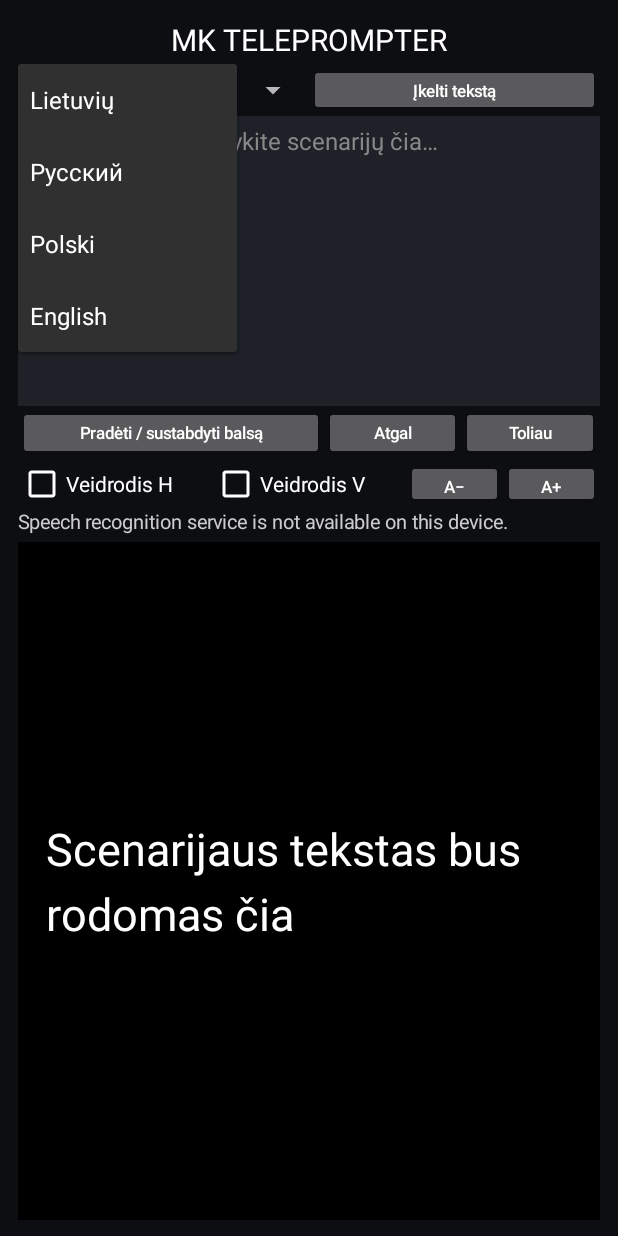
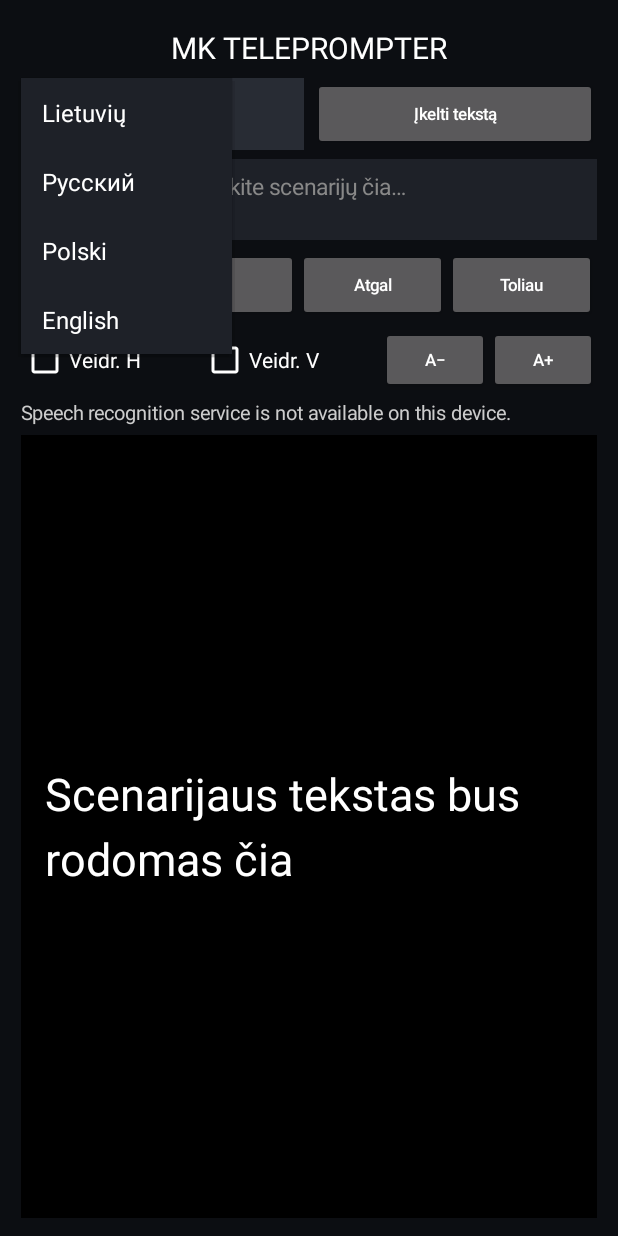
Before and after one commit to marekaskomoliba-creator/Mk-telepromter, an Android app: the screen it shows after launch (MainActivity), after a tap on "Lietuvių", on a phone screen of 412 x 824 dp. Run offline under Robolectric (Android 15) with nearby library versions, the phone set to English and light mode, and no system bars.

Commit message:
Update MainActivity.kt

```diff
--- a/app/src/main/java/com/mkstoryframe/teleprompter/MainActivity.kt
+++ b/app/src/main/java/com/mkstoryframe/teleprompter/MainActivity.kt
@@ -41,10 +41,13 @@ class MainActivity : Activity() {
         }
     }
 
+    private fun dp(value: Int): Int = (value * resources.displayMetrics.density).toInt()
+
     private fun buildUi() {
         val root = LinearLayout(this).apply {
             orientation = LinearLayout.VERTICAL
-            setPadding(18, 16, 18, 16)
+            fitsSystemWindows = true
+            setPadding(dp(14), dp(12), dp(14), dp(12))
             setBackgroundColor(Color.rgb(12, 14, 18))
         }
         val heading = TextView(this).apply {
@@ -53,49 +56,76 @@ class MainActivity : Activity() {
             setTextColor(Color.WHITE)
             gravity = Gravity.CENTER
         }
-        root.addView(heading, lp(-1, 48))
+        root.addView(heading, lp(-1, dp(40)))
 
-        val controls = LinearLayout(this).apply { orientation = LinearLayout.HORIZONTAL; gravity = Gravity.CENTER }
-        val lang = Spinner(this)
+        val controls = LinearLayout(this).apply {
+            orientation = LinearLayout.HORIZONTAL
+            gravity = Gravity.CENTER_VERTICAL
+        }
+        val lang = Spinner(this).apply {
+            setBackgroundColor(Color.rgb(40, 44, 52))
+        }
         val langs = listOf("Lietuvių" to "lt-LT", "Русский" to "ru-RU", "Polski" to "pl-PL", "English" to "en-US")
-        lang.adapter = ArrayAdapter(this, android.R.layout.simple_spinner_dropdown_item, langs.map { it.first })
+        val adapter = object : ArrayAdapter<String>(this, android.R.layout.simple_spinner_item, langs.map { it.first }) {
+            override fun getView(position: Int, convertView: View?, parent: android.view.ViewGroup): View {
+                return (super.getView(position, convertView, parent) as TextView).apply {
+                    setTextColor(Color.WHITE)
+                    textSize = 15f
+                    setPadding(dp(12), 0, dp(12), 0)
+                }
+            }
+            override fun getDropDownView(position: Int, convertView: View?, parent: android.view.ViewGroup): View {
+                return (super.getDropDownView(position, convertView, parent) as TextView).apply {
+                    setTextColor(Color.WHITE)
+                    setBackgroundColor(Color.rgb(30, 33, 40))
+                    textSize = 16f
+                    setPadding(dp(14), dp(12), dp(14), dp(12))
+                }
+            }
+        }
+        lang.adapter = adapter
         lang.onItemSelectedListener = object : android.widget.AdapterView.OnItemSelectedListener {
             override fun onNothingSelected(parent: android.widget.AdapterView<*>?) {}
             override fun onItemSelected(parent: android.widget.AdapterView<*>?, view: View?, position: Int, id: Long) {
                 language = langs[position].second
             }
         }
-        controls.addView(lang, LinearLayout.LayoutParams(0, 52, 1f))
-        controls.addView(button("Įkelti tekstą") { importText() }, LinearLayout.LayoutParams(0, 52, 1f))
-        root.addView(controls)
+        controls.addView(lang, LinearLayout.LayoutParams(0, dp(48), 1f).apply { rightMargin = dp(6) })
+        controls.addView(button("Įkelti tekstą") { importText() }, LinearLayout.LayoutParams(0, dp(48), 1f))
+        root.addView(controls, LinearLayout.LayoutParams(-1, -2).apply { bottomMargin = dp(6) })
 
         script = EditText(this).apply {
             hint = "Įklijuokite arba įrašykite scenarijų čia…"
             setTextColor(Color.LTGRAY)
             setHintTextColor(Color.GRAY)
-            textSize = 16f
-            setPadding(12, 8, 12, 8)
+            textSize = 15f
+            setPadding(dp(12), dp(8), dp(12), dp(8))
             setBackgroundColor(Color.rgb(30, 33, 40))
-            minLines = 3
+            minLines = 2
+            maxLines = 4
             gravity = Gravity.TOP
         }
-        root.addView(script, LinearLayout.LayoutParams(-1, 0, 0.9f))
+        root.addView(script, LinearLayout.LayoutParams(-1, -2).apply { bottomMargin = dp(6) })
 
         val row = LinearLayout(this).apply { gravity = Gravity.CENTER }
-        row.addView(button("Pradėti / sustabdyti balsą") { toggleListening() }, LinearLayout.LayoutParams(0, 54, 1f))
-        row.addView(button("Atgal") { moveTo(lastPosition - 1) }, LinearLayout.LayoutParams(0, 54, 0.45f))
-        row.addView(button("Toliau") { moveTo(lastPosition + 1) }, LinearLayout.LayoutParams(0, 54, 0.45f))
-        root.addView(row)
+        row.addView(button("Balsas Start/Stop") { toggleListening() }, LinearLayout.LayoutParams(0, dp(48), 1.3f))
+        row.addView(button("Atgal") { moveTo(lastPosition - 1) }, LinearLayout.LayoutParams(0, dp(48), 0.7f))
+        row.addView(button("Toliau") { moveTo(lastPosition + 1) }, LinearLayout.LayoutParams(0, dp(48), 0.7f))
+        root.addView(row, LinearLayout.LayoutParams(-1, -2).apply { bottomMargin = dp(4) })
 
-        val mirrorRow = LinearLayout(this).apply { gravity = Gravity.CENTER }
-        mirrorRow.addView(check("Veidrodis H") { mirrorX = it; applyMirror() }, LinearLayout.LayoutParams(0, 48, 1f))
-        mirrorRow.addView(check("Veidrodis V") { mirrorY = it; applyMirror() }, LinearLayout.LayoutParams(0, 48, 1f))
-        mirrorRow.addView(button("A−") { fontSize = (fontSize - 2).coerceAtLeast(16f); display.textSize = fontSize }, LinearLayout.LayoutParams(0, 48, 0.5f))
-        mirrorRow.addView(button("A+") { fontSize = (fontSize + 2).coerceAtMost(64f); display.textSize = fontSize }, LinearLayout.LayoutParams(0, 48, 0.5f))
-        root.addView(mirrorRow)
+        val mirrorRow = LinearLayout(this).apply { gravity = Gravity.CENTER_VERTICAL }
+        mirrorRow.addView(check("Veidr. H") { mirrorX = it; applyMirror() }, LinearLayout.LayoutParams(0, dp(44), 1f))
+        mirrorRow.addView(check("Veidr. V") { mirrorY = it; applyMirror() }, LinearLayout.LayoutParams(0, dp(44), 1f))
+        mirrorRow.addView(button("A−") { fontSize = (fontSize - 2).coerceAtLeast(16f); display.textSize = fontSize }, LinearLayout.LayoutParams(0, dp(44), 0.6f))
+        mirrorRow.addView(button("A+") { fontSize = (fontSize + 2).coerceAtMost(64f); display.textSize = fontSize }, LinearLayout.LayoutParams(0, dp(44), 0.6f))
+        root.addView(mirrorRow, LinearLayout.LayoutParams(-1, -2).apply { bottomMargin = dp(4) })
 
-        status = TextView(this).apply { text = "Paruošta. Pasirinkite kalbą ir pradėkite skaityti."; setTextColor(Color.LTGRAY); textSize = 13f }
-        root.addView(status, lp(-1, 34))
+        status = TextView(this).apply {
+            text = "Paruošta. Pasirinkite kalbą ir pradėkite skaityti."
+            setTextColor(Color.LTGRAY)
+            textSize = 13f
+        }
+        root.addView(status, LinearLayout.LayoutParams(-1, -2).apply { bottomMargin = dp(6) })
 
         scroll = ScrollView(this).apply {
             setBackgroundColor(Color.BLACK)
@@ -106,11 +136,11 @@ class MainActivity : Activity() {
             textSize = fontSize
             setTextColor(Color.WHITE)
             gravity = Gravity.CENTER_VERTICAL
-            setPadding(28, 30, 28, 30)
+            setPadding(dp(16), dp(20), dp(16), dp(20))
             setLineSpacing(12f, 1.0f)
         }
         scroll.addView(display, FrameLayout.LayoutParams(-1, -2))
-        root.addView(scroll, LinearLayout.LayoutParams(-1, 0, 2.1f))
+        root.addView(scroll, LinearLayout.LayoutParams(-1, 0, 1f))
         script.addTextChangedListener(object : android.text.TextWatcher {
             override fun beforeTextChanged(s: CharSequence?, start: Int, count: Int, after: Int) {}
             override fun onTextChanged(s: CharSequence?, start: Int, before: Int, count: Int) { display.text = s; lastPosition = 0 }
```
